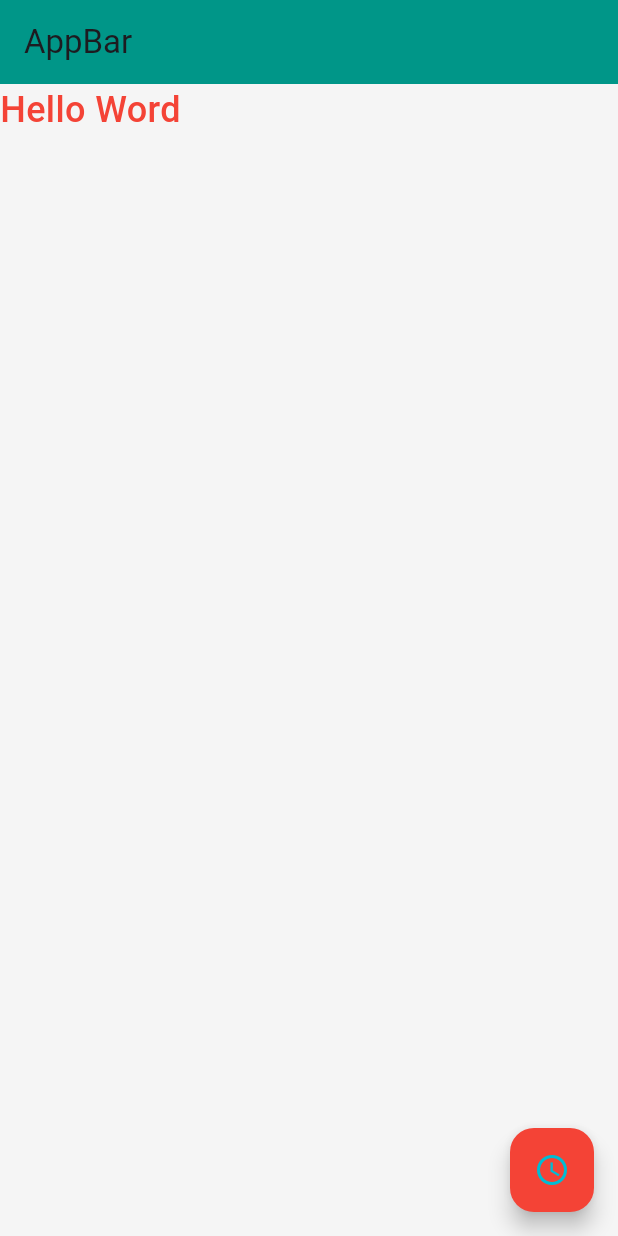
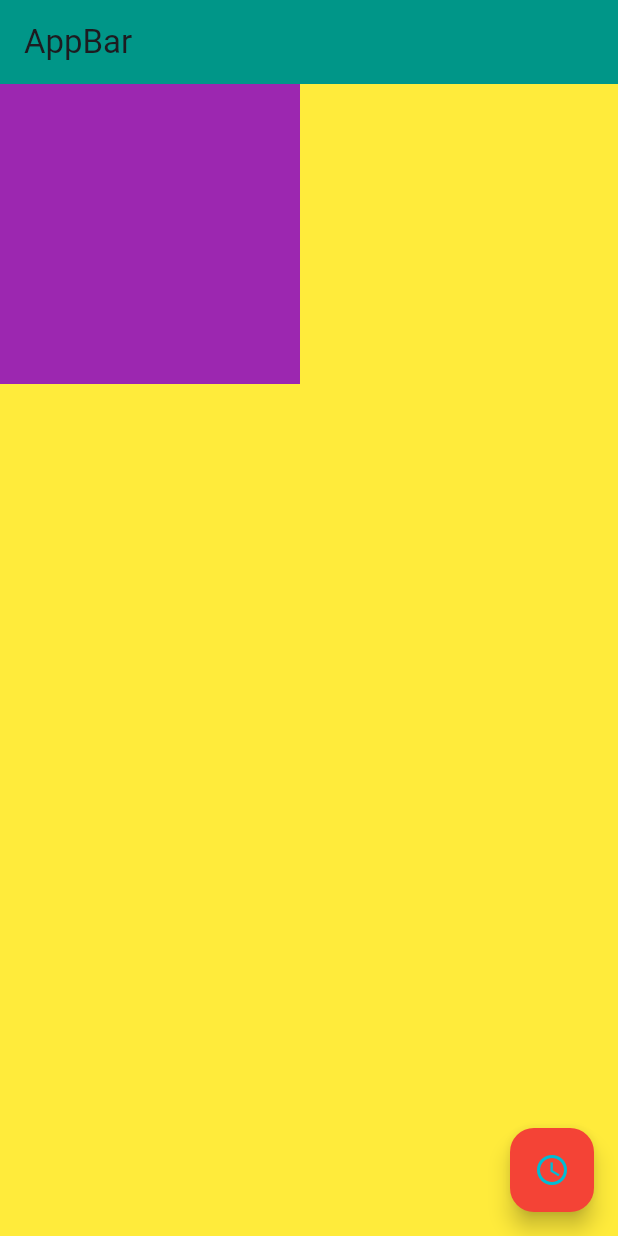
Before and after one commit to aliiakyildiz/flutter-dersleri-ealtunbilek, a Flutter app: the screen it shows after launch, on a phone screen of 412 x 824 dp. Run offline on Flutter 3.47's test engine with Material 3 defaults, Android fonts, the phone set to English and light mode, and no system bars.

Commit message:
Ders 5 -Container widget ve bazı özellikleri

```diff
--- a/flutter_ilk_proje/lib/main.dart
+++ b/flutter_ilk_proje/lib/main.dart
@@ -12,9 +12,9 @@ class FirstApp extends StatelessWidget {
     return MaterialApp(
       theme: ThemeData(
         appBarTheme: const AppBarTheme(color: Colors.teal),
-        scaffoldBackgroundColor: Colors.grey[100],
       ),
       home: Scaffold(
+          backgroundColor: Colors.yellow,
           appBar: AppBar(
             title: const Text("AppBar"),
           ),
@@ -28,15 +28,15 @@ class FirstApp extends StatelessWidget {
               color: Colors.cyan,
             ),
           ),
-        body: const Text(
-          "Hello Word",
-          style: TextStyle(
-            color: Colors.red,
-            fontSize: 24,
-            fontWeight: FontWeight.w500,
-          ),
-        ),
-      ),
+          body: Container(
+            color: Colors.purple,
+            // child: Text(
+            //   "Ali" * 2,
+            //   textAlign: TextAlign.center,
+            // ),
+            constraints: BoxConstraints(
+                minHeight: 100, minWidth: 100, maxHeight: 200, maxWidth: 200),
+          )),
     );
   }
 }
```
Lines whose indentation alone changed are shown as unchanged.
